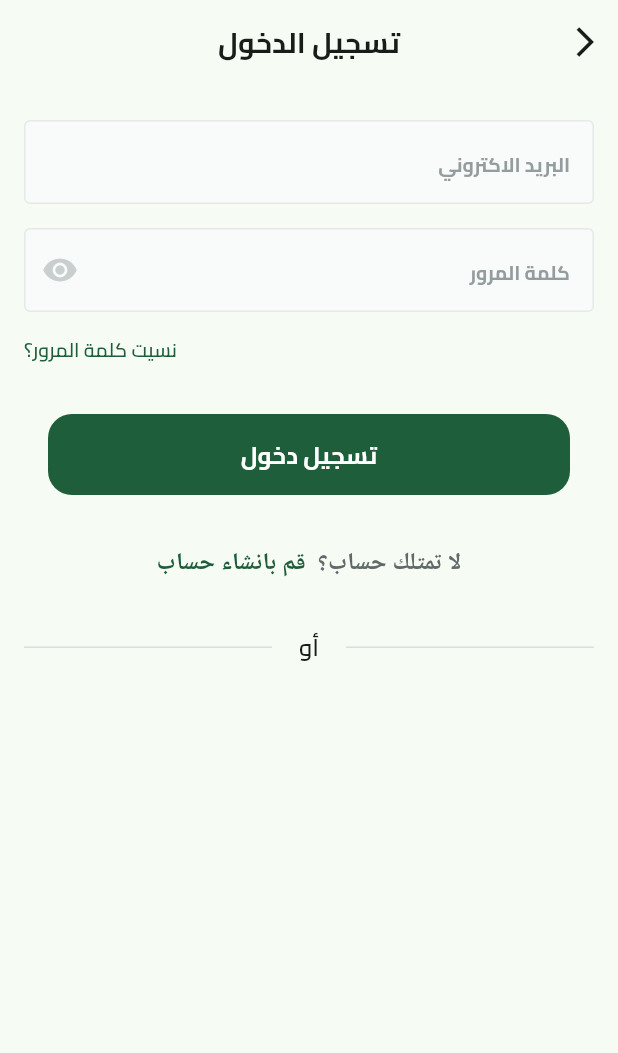
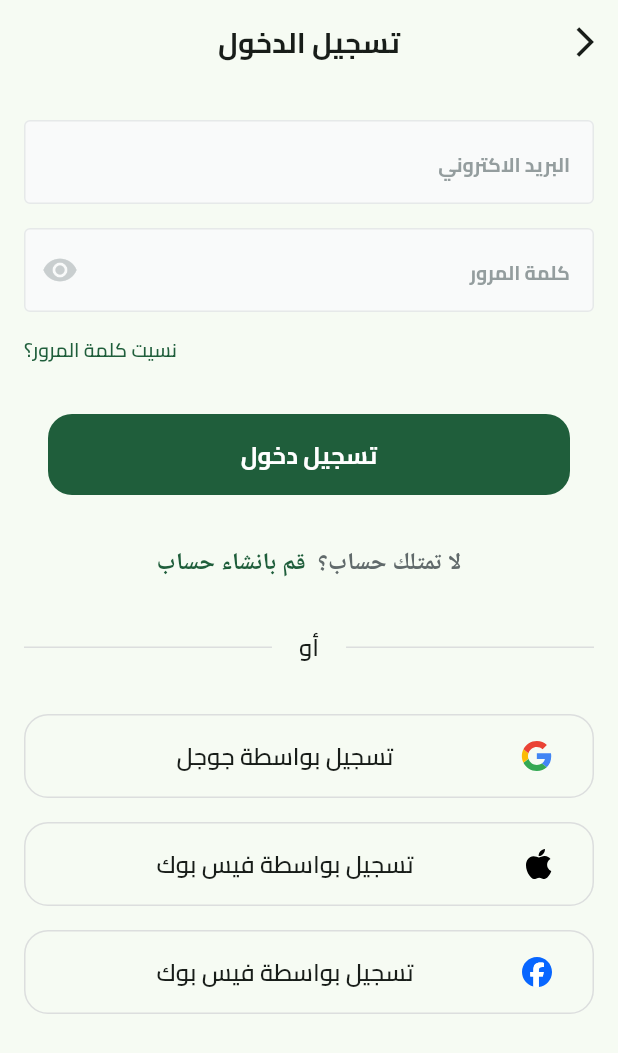
Before and after one commit to menna-adel10/FruitHub, a Flutter app: the screen it shows after launch, after a tap on "تخطي", on a phone screen of 412 x 824 dp. Shown: the top 1053 px of the screen. Run offline on Flutter 3.47's test engine with Material 3 defaults, Android fonts, the phone set to English and light mode, and no system bars; our stand-ins replace dots_indicator, flutter_svg, shared_preferences.

Commit message:
add social plugins

```diff
--- a/lib/core/utils/app_images.dart
+++ b/lib/core/utils/app_images.dart
@@ -14,4 +14,13 @@ class Assets{
 
   static const String imagesSplashBottom = "assets/images/Circles.svg";
 
+  static const String imagesGoogleIcon = "assets/images/Google.svg";
+
+  static const String imagesFaceBookIcon = "assets/images/facebookIcon.svg";
+
+  static const String imagesAppleIcon = "assets/images/apple.svg";
+
+
+
+
 }
--- /dev/null
+++ b/lib/features/auth/views/social_login_button.dart
@@ -0,0 +1,47 @@
+import 'package:flutter/material.dart';
+import 'package:flutter_svg/flutter_svg.dart';
+
+import '../../../core/utils/app_text_styles.dart';
+
+class SocialLoginButton extends StatelessWidget {
+  const SocialLoginButton(
+      {super.key,
+      required this.image,
+      required this.title,
+      required this.onPressed});
+
+  final String image;
+  final String title;
+  final VoidCallback onPressed;
+
+  @override
+  Widget build(BuildContext context) {
+    return SizedBox(
+      width: double.infinity,
+      height: 56,
+      child: TextButton(
+        style: TextButton.styleFrom(
+          shape: RoundedRectangleBorder(
+            side: BorderSide(
+              color: Color(0xFFDCDEDE),
+              width: 1,
+            ),
+            borderRadius: BorderRadius.circular(16),
+          ),
+        ),
+        onPressed: onPressed,
+        child: ListTile(
+          visualDensity: VisualDensity(
+            vertical: VisualDensity.minimumDensity,
+          ),
+          leading: SvgPicture.asset(image),
+          title: Text(
+            title,
+            textAlign: TextAlign.center,
+            style: TextStyles.semiBold16,
+          ),
+        ),
+      ),
+    );
+  }
+}
--- a/lib/features/auth/views/widgets/login_view_body.dart
+++ b/lib/features/auth/views/widgets/login_view_body.dart
@@ -2,7 +2,9 @@ import 'package:flutter/material.dart';
 import 'package:fruit_hub/constants.dart';
 import 'package:fruit_hub/core/utils/colors.dart';
 import 'package:fruit_hub/core/utils/custom_button.dart';
+import 'package:fruit_hub/features/auth/views/social_login_button.dart';
 import 'package:fruit_hub/features/auth/views/widgets/or_divider.dart';
+import '../../../../core/utils/app_images.dart';
 import '../../../../core/utils/app_text_styles.dart';
 import '../../../../core/widgets/custom_text_field.dart';
 import 'dont_have_an_account.dart';
@@ -61,6 +63,27 @@ class LoginViewBody extends StatelessWidget {
               height: 33,
             ),
             OrDivider(),
+            SizedBox(
+              height: 33,
+            ),
+            SocialLoginButton(
+                image: Assets.imagesGoogleIcon,
+                title: 'تسجيل بواسطة جوجل',
+                onPressed: () {}),
+            SizedBox(
+              height: 16,
+            ),
+            SocialLoginButton(
+                image: Assets.imagesAppleIcon,
+                title: 'تسجيل بواسطة فيس بوك',
+                onPressed: () {}),
+            SizedBox(
+              height: 16,
+            ),
+            SocialLoginButton(
+                image: Assets.imagesFaceBookIcon,
+                title: 'تسجيل بواسطة فيس بوك',
+                onPressed: () {}),
           ],
         ),
       ),
```
Also changed, not shown: assets/images/Google.svg (added), assets/images/apple.svg (added), assets/images/facebookIcon.svg (added).
